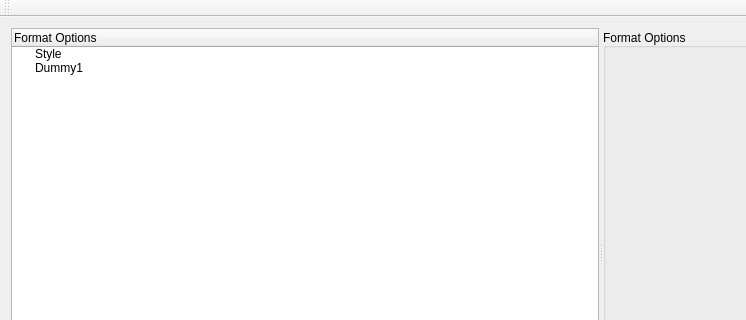
Before: the Qt Designer form mainwindow.ui in amilaperera/clang-format-gui, drawn with Qt 5; both pictures show x 0 to 746 and y 0 to 320 of the 1034 by 509 pixel window.
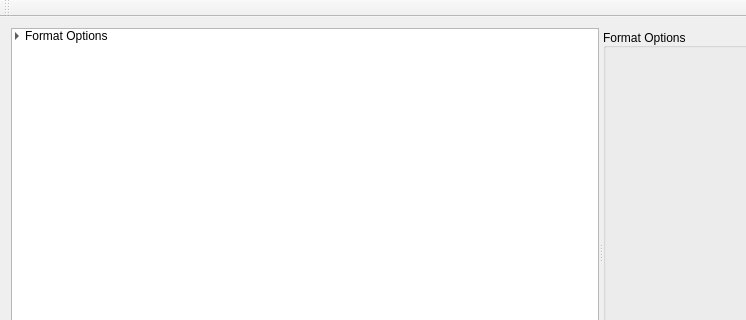
After: the same form once the commit is applied. Icons and pictures are not drawn.

Commit message: QTreeWidget settings changed 1. Setting of the QTreeWidget were changed. 2. formatOptionsGroupBox now changes the title according to the item being clicked and removes "Options" keyword from the title if it already exists.

Patch:
```diff
--- a/mainwindow.ui
+++ b/mainwindow.ui
@@ -24,13 +24,35 @@
        <enum>Qt::Horizontal</enum>
       </property>
       <widget class="QTreeWidget" name="formatOptionsTreeWidget">
+       <property name="indentation">
+        <number>10</number>
+       </property>
+       <property name="animated">
+        <bool>true</bool>
+       </property>
+       <property name="headerHidden">
+        <bool>true</bool>
+       </property>
+       <property name="expandsOnDoubleClick">
+        <bool>false</bool>
+       </property>
+       <attribute name="headerVisible">
+        <bool>false</bool>
+       </attribute>
+       <attribute name="headerCascadingSectionResizes">
+        <bool>false</bool>
+       </attribute>
        <column>
         <property name="text">
-         <string>Format Options</string>
+         <string/>
         </property>
        </column>
        <item>
         <property name="text">
+         <string>Format Options</string>
+        </property>
+        <item>
+         <property name="text">
          <string>Style</string>
         </property>
        </item>
@@ -39,6 +61,7 @@
          <string>Dummy1</string>
         </property>
        </item>
+       </item>
       </widget>
       <widget class="QSplitter" name="splitter">
        <property name="orientation">
```
Left out of the diff: 2 changed lines with no effect on the pictures. Lines whose indentation alone changed are shown as unchanged. The commit also changes 1 other file.
